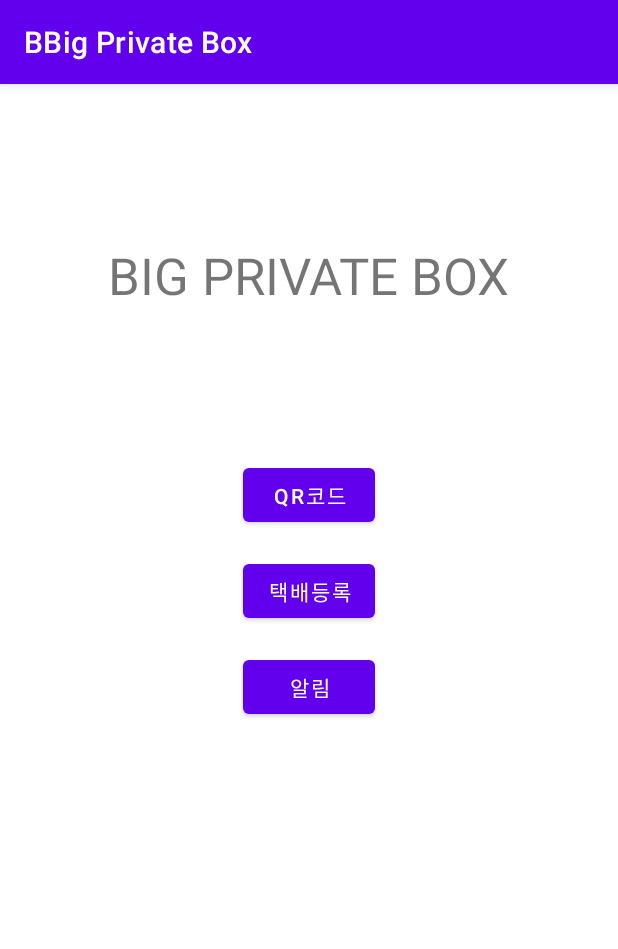
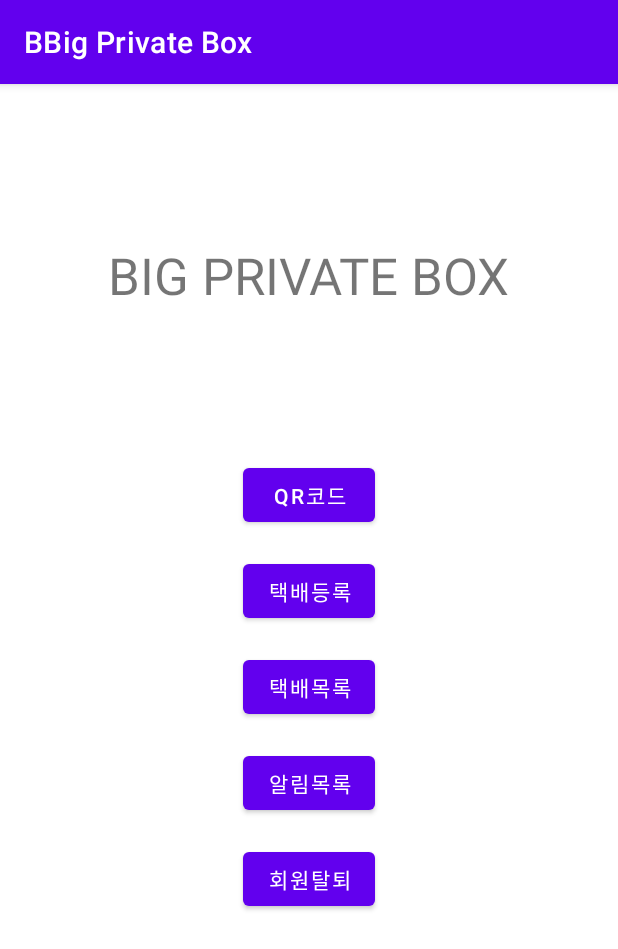
Before and after one commit to only-juun/MIE_es_6x3equals18, an Android app: the MainActivity screen opened directly, with no data from a screen before it, on a phone screen of 412 x 824 dp. Shown: the top 949 px of the screen. Run offline under Robolectric (Android 15) with nearby library versions, the phone set to English and light mode, and no system bars; our stand-ins replace Firebase (no records; nobody signed in at launch, a user with empty details on screens opened directly).

Commit message:
Add DeleteUser activity

```diff
--- a/app/src/main/java/com/example/barcode_generator/DeliveryRegister.java
+++ b/app/src/main/java/com/example/barcode_generator/DeliveryRegister.java
@@ -69,7 +69,7 @@ public class DeliveryRegister extends AppCompatActivity {
         DateTimeFormatter formatter = DateTimeFormatter.ofPattern("yyyyMMddHHmm");
         String formatted_time = current.format(formatter);
         db = FirebaseFirestore.getInstance().collection(firebaseUser.getUid());
-        db.add(Map.of("code",Invoice,"info",Contents));
+        db.add(Map.of("Invoice",Invoice,"Info",Contents));
         db.document("Log").set((Map.of(Invoice , Map.of("Code",Invoice, "Date", formatted_time,"Event","택배 등록","Info", Contents))), SetOptions.merge());
         //db.whereEqualTo().get().
     }
--- a/app/src/main/java/com/example/barcode_generator/MainActivity.java
+++ b/app/src/main/java/com/example/barcode_generator/MainActivity.java
@@ -35,6 +35,7 @@ public class MainActivity extends AppCompatActivity {
         Button btn_Dreister = findViewById(R.id.btn_Dregister);
         Button btn_qr = findViewById(R.id.btn_qr);
         Button btn_log = findViewById(R.id.btn_log);
+        Button btn_delete = findViewById(R.id.btn_delete);
 
         btn_qr.setOnClickListener(new View.OnClickListener() {
             @Override
@@ -59,5 +60,12 @@ public class MainActivity extends AppCompatActivity {
                 startActivity(intent);
             }
         });
+        btn_delete.setOnClickListener(new View.OnClickListener() {
+            @Override
+            public void onClick(View v) {
+                Intent intent = new Intent(MainActivity.this, UserDelete.class);
+                startActivity(intent);
+            }
+        });
     }
 }
--- a/app/src/main/res/layout/activity_main.xml
+++ b/app/src/main/res/layout/activity_main.xml
@@ -32,10 +32,10 @@
         android:layout_width="wrap_content"
         android:layout_height="wrap_content"
         android:layout_marginTop="16dp"
-        android:text="알림"
-        app:layout_constraintEnd_toEndOf="@+id/btn_Dregister"
-        app:layout_constraintStart_toStartOf="@+id/btn_Dregister"
-        app:layout_constraintTop_toBottomOf="@+id/btn_Dregister" />
+        android:text="알림목록"
+        app:layout_constraintEnd_toEndOf="@+id/btn_Dlist"
+        app:layout_constraintStart_toStartOf="@+id/btn_Dlist"
+        app:layout_constraintTop_toBottomOf="@+id/btn_Dlist" />
 
     <TextView
         android:id="@+id/textView"
@@ -47,4 +47,25 @@
         app:layout_constraintBottom_toTopOf="@+id/btn_qr"
         app:layout_constraintEnd_toEndOf="parent"
         app:layout_constraintStart_toStartOf="parent" />
+
+    <Button
+        android:id="@+id/btn_Dlist"
+        android:layout_width="wrap_content"
+        android:layout_height="wrap_content"
+        android:layout_marginTop="16dp"
+        android:text="택배목록"
+        app:layout_constraintEnd_toEndOf="@+id/btn_Dregister"
+        app:layout_constraintStart_toStartOf="@+id/btn_Dregister"
+        app:layout_constraintTop_toBottomOf="@+id/btn_Dregister" />
+
+    <Button
+        android:id="@+id/btn_delete"
+        android:layout_width="wrap_content"
+        android:layout_height="wrap_content"
+        android:layout_marginTop="16dp"
+        android:text="회원탈퇴"
+        app:layout_constraintEnd_toEndOf="@+id/btn_log"
+        app:layout_constraintHorizontal_bias="0.0"
+        app:layout_constraintStart_toStartOf="@+id/btn_log"
+        app:layout_constraintTop_toBottomOf="@+id/btn_log" />
 </androidx.constraintlayout.widget.ConstraintLayout>
```
Also changed, not shown: app/src/main/AndroidManifest.xml (+4 -3 lines), app/src/main/java/com/example/barcode_generator/UserDelete.java (added, +78 -0 lines), app/src/main/res/layout/activity_user_delete.xml (added, +52 -0 lines).
